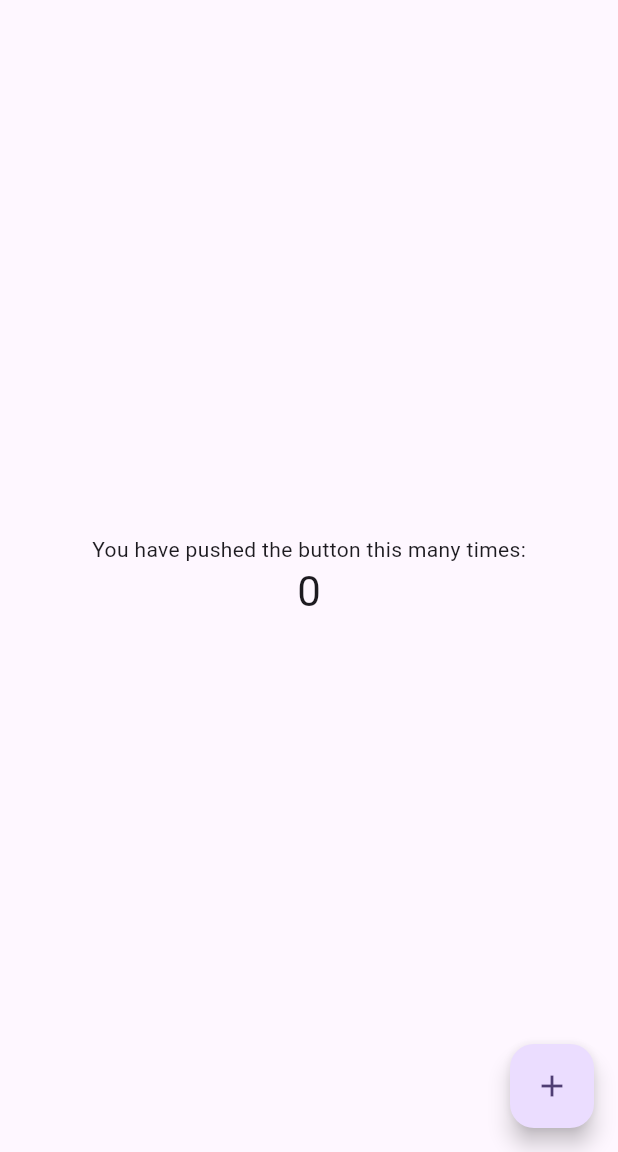
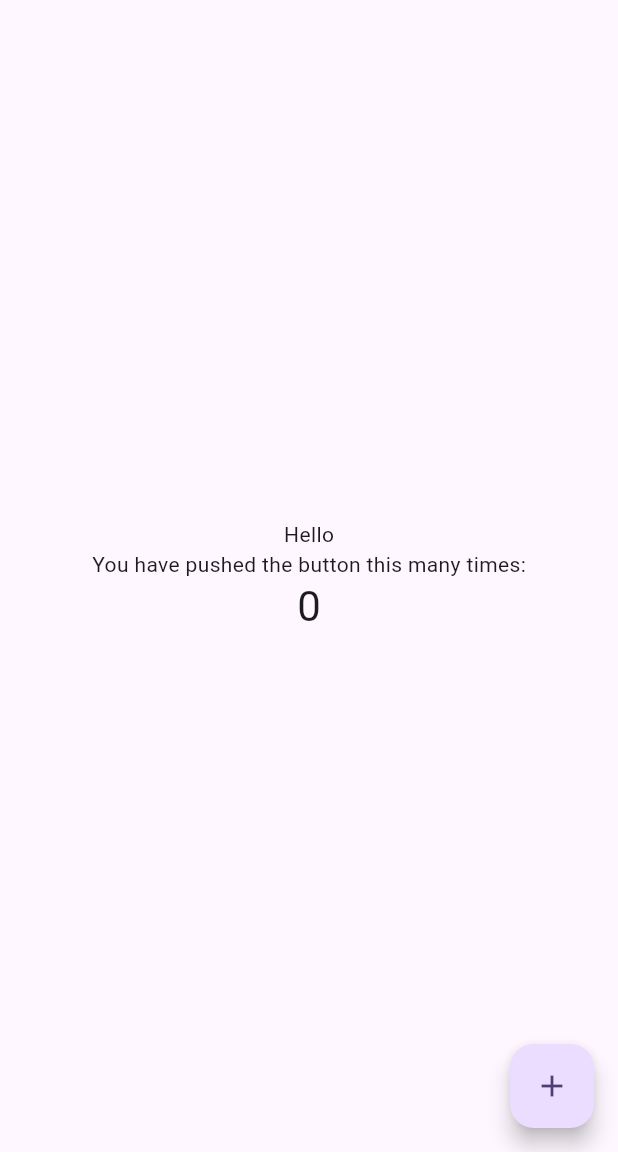
Before and after one commit to daiphuoc511/test_git, a Flutter app: the screen it shows after launch, on a phone screen of 412 x 824 dp, the part 84-1236 px from its top. Run offline on Flutter 3.47's test engine with Material 3 defaults, Android fonts, the phone set to English and light mode, and no system bars.

Commit message:
add text hello

```diff
--- a/lib/main.dart
+++ b/lib/main.dart
@@ -50,6 +50,9 @@ class _MyHomePageState extends State<MyHomePage> {
           mainAxisAlignment: MainAxisAlignment.center,
           children: <Widget>[
             const Text(
+              'Hello',
+            ),
+            const Text(
               'You have pushed the button this many times:',
             ),
             Text(
```
